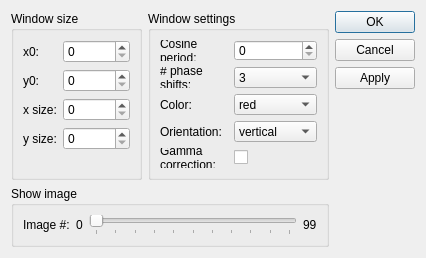
Above: dispWindow/dialogDispWindow.ui from itom-project/plugins before the change. Below: the same form after it.
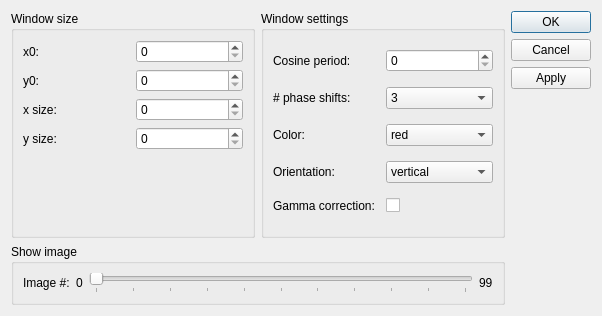
That is the form after the change.

```diff
--- a/dispWindow/dialogDispWindow.ui
+++ b/dispWindow/dialogDispWindow.ui
@@ -6,22 +6,10 @@
    <rect>
     <x>0</x>
     <y>0</y>
-    <width>426</width>
-    <height>235</height>
+    <width>602</width>
+    <height>316</height>
    </rect>
   </property>
-  <property name="minimumSize">
-   <size>
-    <width>0</width>
-    <height>0</height>
-   </size>
-  </property>
-  <property name="maximumSize">
-   <size>
-    <width>16777215</width>
-    <height>16777215</height>
-   </size>
-  </property>
   <property name="windowTitle">
    <string>Dialog</string>
   </property>
@@ -128,11 +116,17 @@
          <layout class="QGridLayout" name="gridLayout_2">
           <item row="0" column="0">
            <widget class="QLabel" name="label_period">
+            <property name="sizePolicy">
+             <sizepolicy hsizetype="Preferred" vsizetype="Preferred">
+              <horstretch>0</horstretch>
+              <verstretch>0</verstretch>
+             </sizepolicy>
+            </property>
             <property name="text">
              <string>Cosine period:</string>
             </property>
             <property name="wordWrap">
-             <bool>true</bool>
+             <bool>false</bool>
             </property>
             <property name="buddy">
              <cstring>spinBox_period</cstring>
@@ -152,7 +146,7 @@
              <string># phase shifts:</string>
             </property>
             <property name="wordWrap">
-             <bool>true</bool>
+             <bool>false</bool>
             </property>
             <property name="buddy">
              <cstring>comboBox_phaseshifts</cstring>
@@ -247,7 +241,7 @@
              <string>Gamma correction:</string>
             </property>
             <property name="wordWrap">
-             <bool>true</bool>
+             <bool>false</bool>
             </property>
             <property name="buddy">
              <cstring>checkBox_gamma</cstring>
@@ -335,19 +329,6 @@
        </property>
       </widget>
      </item>
-     <item>
-      <spacer name="verticalSpacer_2">
-       <property name="orientation">
-        <enum>Qt::Vertical</enum>
-       </property>
-       <property name="sizeHint" stdset="0">
-        <size>
-         <width>20</width>
-         <height>40</height>
-        </size>
-       </property>
-      </spacer>
-     </item>
     </layout>
    </item>
   </layout>
```
